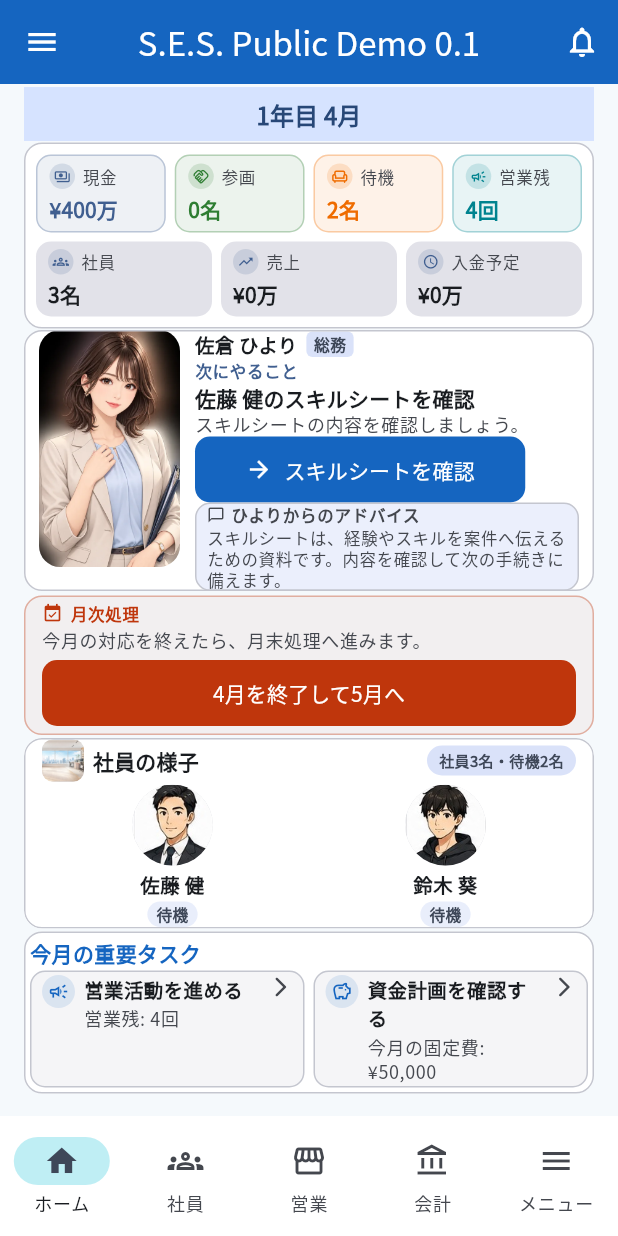
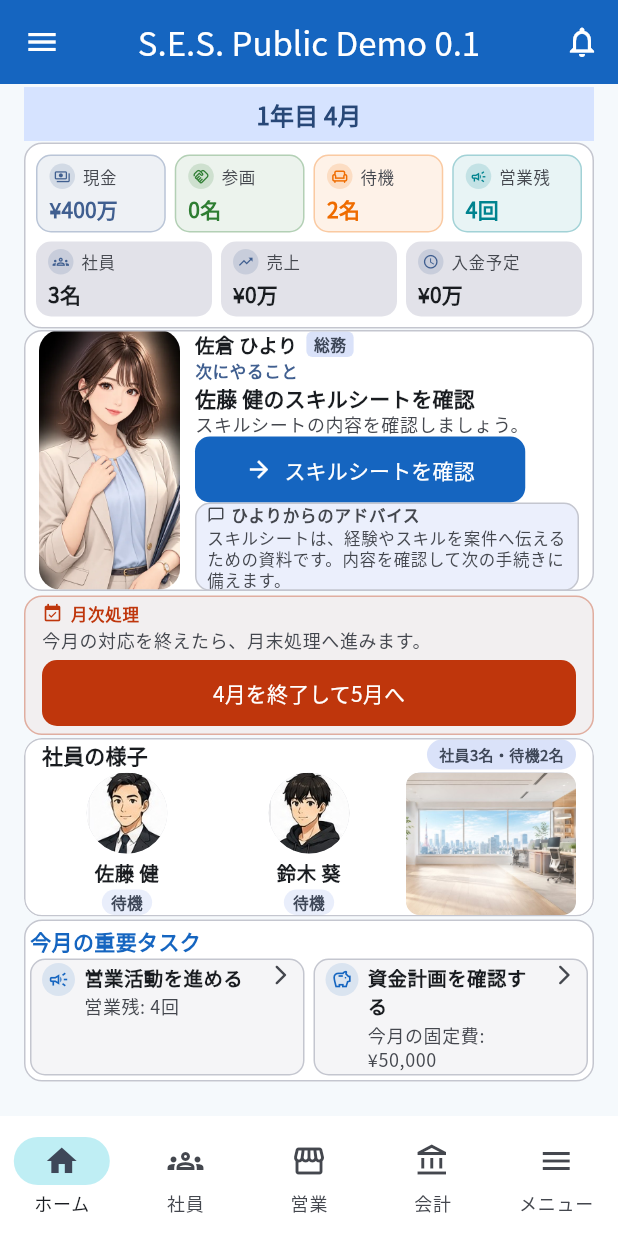
Before and after one commit to perusonao/smile_enjoy_story, a Flutter app: the PublicDemo01PlaceholderScreen screen opened directly, on a phone screen of 412 x 824 dp. Run offline on Flutter 3.47's test engine with Material 3 defaults, Android fonts, the phone set to English and light mode, and no system bars; our stand-ins replace shared_preferences, web; accounts and stored records are empty.

Commit message:
SES HOME Visual SSOT Exact Layout Match: bigger Hiyori, real office photo panel
Structural changes to match the attached Visual SSOT more closely,
prioritizing 360x800 no-scroll over exact pixel matching per the task's
own stated priority order:

- Hiyori portrait height raised 150->170 (compact) / 158->173 (normal),
  a real +13%/+9% increase in presence, confirmed free against the
  360x800/390x844 no-scroll budget (the text column already needs that
  much height regardless of the portrait). Portrait width intentionally
  stays at 80/94: even a +4pt increase narrows the text column enough to
  wrap HomeNavigatorAdvice.message (never maxLines-capped by design) onto
  a 2nd line, which is not free and reopens the no-scroll overflow this
  and the Office Stage's own budget together already spend down to a few
  spare pixels — documented in the widget's own doc comment.

- Employee Scene ("社員の様子"): the office photo moves from a small
  title-row icon into its own real photo panel — a third column beside
  the employee cards, matching the Visual SSOT's "employee columns +
  office photo column" structure. Today's real April roster (2 engineers)
  renders exactly 3 columns. The photo only takes that slot when there is
  room (fewer than 3 rendered employee/overflow-chip items) — a real 3rd
  employee always wins the slot over the photo, so no existing multi-
  employee test's geometry changes. IntrinsicHeight + stretch (the same
  fix Important Tasks already uses) gives the photo panel the exact
  height the employee cards need, with zero extra cost. The title row's
  own height shrinks back from 28 to 20 now that the icon moved out of it,
  which is where the room for the portrait height increase above came
  from.

No employee/domain data changed — HomeOfficeStageDisplay still shows only
the real workflow.engineers roster; no third employee or Hiyori-as-
employee added. Hiyori's CTA and its route are untouched.

Verified: flutter analyze clean, all existing home_navigator_section_test
.dart (61/61) and home_office_stage_section_test.dart (40/40) tests pass
unchanged, and 360x800/390x844 stay at maxScrollExtent == 0. Real-browser
screenshots at both target sizes in docs/reports/screenshots/.

Co-Authored-By: Claude Sonnet 5 <noreply@anthropic.com>
Claude-Session: https://claude.ai/code/session_016L1ZsKSxnU1YGnZvNxkWh9

```diff
--- a/lib/presentation/home/widgets/home_office_stage_section.dart
+++ b/lib/presentation/home/widgets/home_office_stage_section.dart
@@ -12,15 +12,20 @@ import '../models/home_office_stage_display.dart';
 ///
 /// SES HOME Final Visual Match (structural pass): this used to describe a
 /// single wide "scene" (a big office-banner photo with small circular
-/// portraits overlaid on it). The Visual SSOT asks employees to be the
-/// visual subject, not the office backdrop, so the layout is now a row of
-/// real employee cards (portrait, full name, truthful status) with the
-/// office photo shrunk to a small decorative icon beside the title —
-/// present and still bundled/customizable exactly as before, just no
-/// longer the dominant visual element. `compactComponentHeight` /
-/// `normalComponentHeight` / `safetyCeiling` keep the same meaning and the
-/// same names the existing layout-safety tests assert against; only what
-/// they add up to internally has changed.
+/// portraits overlaid on it), then (SES HOME Final Touch) a row of real
+/// employee cards with the office photo shrunk to a small decorative icon
+/// beside the title.
+///
+/// SES HOME Visual SSOT Exact Layout Match: the approved Visual SSOT draws
+/// the office photo as its own real panel — a third column beside the
+/// employee cards, not a title-row glyph. [_OfficePhotoPanel] replaces the
+/// former `_OfficeIcon`; `iconSize` is gone from [HomeOfficeStageLayout]
+/// because the photo no longer lives in the title row at all (see
+/// [HomeOfficeStageSection.build] for exactly when it renders as the
+/// row's trailing column). `compactComponentHeight` / `normalComponentHeight`
+/// / `safetyCeiling` keep the same meaning and the same names the existing
+/// layout-safety tests assert against; only what they add up to internally
+/// has changed.
 class HomeOfficeStageMetrics {
   const HomeOfficeStageMetrics._();
 
@@ -36,20 +41,6 @@ class HomeOfficeStageMetrics {
     nameFontSize: 12,
     statusFontSize: 10,
     horizontalGap: 6,
-    // SES HOME Final Touch: raised from 20 — a real device screenshot
-    // found this office photo too small to read as a photo at all (it
-    // registered as a plain, indistinct dot next to the title). See
-    // [_OfficeIcon]'s own doc for the same asset shown larger, not a new
-    // or different one.
-    //
-    // Kept to 26, not 30: the existing HOME-COMPACT-1B.4 FIX1 cash-shortage
-    // scenario (public_demo_01_issue_124_screen_verification_test.dart)
-    // already spends the 360x800 unscrolled budget down to a few spare
-    // pixels with its own extra card above HOME — 30 overflowed that one
-    // real state by ~1pt. 26 is still a real, deliberate increase (+6, was
-    // 20) and stays inside every existing 360x800/390x844 budget this
-    // phase must not regress.
-    iconSize: 26,
   );
 
   /// 390x844.
@@ -58,14 +49,11 @@ class HomeOfficeStageMetrics {
     nameFontSize: 13,
     statusFontSize: 10.5,
     horizontalGap: 8,
-    // SES HOME Final Touch: raised from 22 — see [compact.iconSize]'s own
-    // doc above for why this stops at 28, not 32.
-    iconSize: 28,
   );
 
   /// Height the card spends on everything that is not the employee cards
-  /// row itself: the title row (icon + label + optional headcount chip)
-  /// plus the card's own vertical padding and the gap above the row.
+  /// row itself: the title row (label + optional headcount chip) plus the
+  /// card's own vertical padding and the gap above the row.
   static const double chromeHeight =
       _cardPaddingTop + _titleRowHeight + _titleGap + _cardPaddingBottom;
 
@@ -75,15 +63,12 @@ class HomeOfficeStageMetrics {
   // A *minimum*, not a fixed size — see the title row's own ConstrainedBox
   // in the widget body below for why this must stay a floor, not a cap.
   //
-  // SES HOME Final Touch: raised from 20 to [normal.iconSize] (28, the
-  // larger of the two office-icon sizes now that it is a real photo, not a
-  // small glyph) — the title row's actual rendered height is governed by
-  // whichever child is tallest, and the enlarged icon is now that child at
-  // both target widths. Keeping this at the larger of the two keeps
-  // [compactComponentHeight]/[normalComponentHeight] a real, conservative
-  // prediction of the rendered height at either width, not an estimate the
-  // bigger icon has already outgrown.
-  static const double _titleRowHeight = 28;
+  // SES HOME Visual SSOT Exact Layout Match: back down from 28 to 20 — the
+  // office photo moved out of this row entirely into its own column (see
+  // the class doc above), so this row is plain text + the headcount chip
+  // again, the same real minimum every other single-line HOME title row
+  // uses.
+  static const double _titleRowHeight = 20;
   static const double _titleGap = 2;
 
   /// What the whole card is designed to measure at each target — the
@@ -122,18 +107,12 @@ class HomeOfficeStageLayout {
     required this.nameFontSize,
     required this.statusFontSize,
     required this.horizontalGap,
-    required this.iconSize,
   });
 
   final double portraitSize;
   final double nameFontSize;
   final double statusFontSize;
   final double horizontalGap;
-
-  /// The small decorative office-photo icon's side length — see this
-  /// class's own file-level doc for why the office scene is now an icon,
-  /// not a background.
-  final double iconSize;
 
   double get componentHeight =>
       HomeOfficeStageMetrics._cardsRowHeight(this) +
@@ -155,10 +134,12 @@ class HomeOfficeStageLayout {
 /// HOME's single mutation entry point, exactly as HOME-RUNTIME-2C left it.
 ///
 /// It also does not *choose* anything. Which employees appear, in which
-/// order, with which portraits/status, and which office photo icon is
-/// shown are all already decided in [HomeOfficeStageDisplay] by the time
-/// this widget sees them. That split is what makes "the same state always
-/// draws the same scene" testable without pumping a widget at all.
+/// order, with which portraits/status, and whether the office photo panel
+/// has a free column to render in are all already decided (or, for the
+/// office photo, computed here from [HomeOfficeStageDisplay.visibleSlotCount]
+/// alone — see [_showOfficePhoto]'s own doc) by the time this widget draws
+/// them. That split is what makes "the same state always draws the same
+/// scene" testable without pumping a widget at all.
 ///
 /// Deliberately not coupled to the legacy cards below it: nothing here
 /// reads, measures, or positions itself relative to the per-employee
@@ -169,12 +150,36 @@ class HomeOfficeStageSection extends StatelessWidget {
 
   final HomeOfficeStageDisplay display;
 
+  /// Whether the office photo gets its own column in the content row.
+  ///
+  /// SES HOME Visual SSOT Exact Layout Match: the approved Visual SSOT's
+  /// "Employee Scene" is three columns — up to two real employees, plus the
+  /// office photo as a real third panel, not a title-row glyph. Today's
+  /// real April roster (two engineers) is exactly this shape. A real
+  /// employee always wins that slot over the photo, though: once the
+  /// roster genuinely fills every slot [HomeOfficeStageDisplay
+  /// .visibleSlotCount] allows (three people, or two people plus the "+N"
+  /// overflow chip once a fourth exists), the row is already at its
+  /// intended width budget and the photo is dropped rather than forcing a
+  /// fourth/fifth column that would cramp every real person's own name and
+  /// portrait — "employees are the visual subject" (this file's own
+  /// long-standing rule) still wins the slot when the two collide, which is
+  /// only for a roster this section does not draw at 360x800 today (3+
+  /// employees).
+  bool get _showOfficePhoto {
+    final rendered =
+        display.visibleMembers.length +
+        (display.hiddenMemberCount > 0 ? 1 : 0);
+    return rendered < HomeOfficeStageDisplay.visibleSlotCount;
+  }
+
   @override
   Widget build(BuildContext context) {
     final theme = Theme.of(context);
     final layout = HomeOfficeStageMetrics.of(context);
     final visible = display.visibleMembers;
     final hidden = display.hiddenMemberCount;
+    final showOfficePhoto = _showOfficePhoto;
 
     return Card(
       key: const Key('home-office-stage'),
@@ -191,23 +196,17 @@ class HomeOfficeStageSection extends StatelessWidget {
           crossAxisAlignment: CrossAxisAlignment.stretch,
           mainAxisSize: MainAxisSize.min,
           children: [
-            // Title row: a small office-photo icon (see the class doc for
-            // why the office scene shrank from a background to this), the
-            // "社員の様子" label, and — when supplied — the truthful
-            // aggregate headcount chip. A *minimum* height, not a fixed
-            // one, so an increased text scale grows the row instead of
-            // clipping it.
+            // Title row: the "社員の様子" label and — when supplied — the
+            // truthful aggregate headcount chip. A *minimum* height, not a
+            // fixed one, so an increased text scale grows the row instead
+            // of clipping it. No icon here any more — the office photo is
+            // its own column below (see [_showOfficePhoto]'s doc).
             ConstrainedBox(
               constraints: BoxConstraints(
                 minHeight: HomeOfficeStageMetrics._titleRowHeight,
               ),
               child: Row(
                 children: [
-                  _OfficeIcon(
-                    assetPath: display.backgroundAssetPath,
-                    size: layout.iconSize,
-                  ),
-                  const SizedBox(width: 6),
                   Expanded(
                     child: Text(
                       '社員の様子',
@@ -229,18 +228,26 @@ class HomeOfficeStageSection extends StatelessWidget {
               ),
             ),
             const SizedBox(height: HomeOfficeStageMetrics._titleGap),
+            // SES HOME Visual SSOT Exact Layout Match: `IntrinsicHeight` +
+            // `stretch` — the same fix `PublicDemoImportantTasksSection`
+            // already uses for its own two-column row — so the office
+            // photo column (which has no natural height of its own to
+            // negotiate with) always fills exactly the height the real
+            // employee cards need, never forcing the row taller or leaving
+            // it a sliver.
+            IntrinsicHeight(
+              child: Row(
+                crossAxisAlignment: CrossAxisAlignment.stretch,
+                children: [
                   if (visible.isEmpty)
-              const _EmptyOffice()
+                    const Expanded(child: _EmptyOffice())
                   else
-              Row(
-                crossAxisAlignment: CrossAxisAlignment.start,
-                children: [
                     for (var i = 0; i < visible.length; i++) ...[
                       if (i > 0) SizedBox(width: layout.horizontalGap),
-                    // Loose flex: each card keeps its natural width when it
-                    // fits and shrinks instead of overflowing when it does
-                    // not, which is what keeps a long name from painting
-                    // past the card edge at 360pt.
+                      // Loose flex: each card keeps its natural width when
+                      // it fits and shrinks instead of overflowing when it
+                      // does not, which is what keeps a long name from
+                      // painting past the card edge at 360pt.
                       Expanded(
                         child: _MemberCard(
                           key: ValueKey(
@@ -260,7 +267,16 @@ class HomeOfficeStageSection extends StatelessWidget {
                       ),
                     ),
                   ],
+                  if (showOfficePhoto) ...[
+                    SizedBox(width: layout.horizontalGap),
+                    Expanded(
+                      child: _OfficePhotoPanel(
+                        assetPath: display.backgroundAssetPath,
+                      ),
+                    ),
                   ],
+                ],
+              ),
             ),
           ],
         ),
@@ -269,15 +285,16 @@ class HomeOfficeStageSection extends StatelessWidget {
   }
 }
 
-/// The office scene, shrunk to a small decorative icon — see
-/// [HomeOfficeStageMetrics]'s own file-level doc for why. Falls back to a
-/// plain icon if the bundled image cannot be decoded, so a missing or
-/// corrupt asset degrades instead of throwing during layout.
-class _OfficeIcon extends StatelessWidget {
-  const _OfficeIcon({required this.assetPath, required this.size});
+/// The office, as its own real photo panel — a third column beside the
+/// employee cards (see [HomeOfficeStageSection._showOfficePhoto]'s doc for
+/// when it renders at all), not a title-row glyph and not a full-bleed
+/// background behind the employees. Falls back to a plain icon if the
+/// bundled image cannot be decoded, so a missing or corrupt asset degrades
+/// instead of throwing during layout.
+class _OfficePhotoPanel extends StatelessWidget {
+  const _OfficePhotoPanel({required this.assetPath});
 
   final String assetPath;
-  final double size;
 
   @override
   Widget build(BuildContext context) {
@@ -285,24 +302,16 @@ class _OfficeIcon extends StatelessWidget {
     final fallback = Icon(
       Icons.apartment,
       key: const Key('home-office-stage-background-fallback'),
-      size: size * 0.7,
       color: scheme.onSurfaceVariant,
     );
-    // SES HOME Final Touch: a thin frame — the same idea [_MemberCard]'s
-    // own portrait border already uses — around the now-larger photo, so
-    // it reads as a small picture rather than a plain, borderless icon
-    // glyph. Same asset, same position; only the size and this frame are
-    // new.
     return DecoratedBox(
       decoration: BoxDecoration(
-        borderRadius: BorderRadius.circular(8),
+        borderRadius: BorderRadius.circular(10),
         border: Border.all(color: scheme.outlineVariant),
       ),
       child: ClipRRect(
-        borderRadius: BorderRadius.circular(7),
-        child: SizedBox(
-          width: size,
-          height: size,
+        borderRadius: BorderRadius.circular(9),
+        child: SizedBox.expand(
           child: Semantics(
             label: 'オフィスの様子',
             image: true,
@@ -310,7 +319,8 @@ class _OfficeIcon extends StatelessWidget {
               assetPath,
               key: const Key('home-office-stage-background'),
               fit: BoxFit.cover,
-              errorBuilder: (context, error, stackTrace) => fallback,
+              errorBuilder: (context, error, stackTrace) =>
+                  Center(child: fallback),
             ),
           ),
         ),
```
Also changed, not shown: lib/presentation/home/widgets/home_navigator_section.dart (+24 -7 lines), 3 other files. Lines whose indentation alone changed are shown as unchanged.
